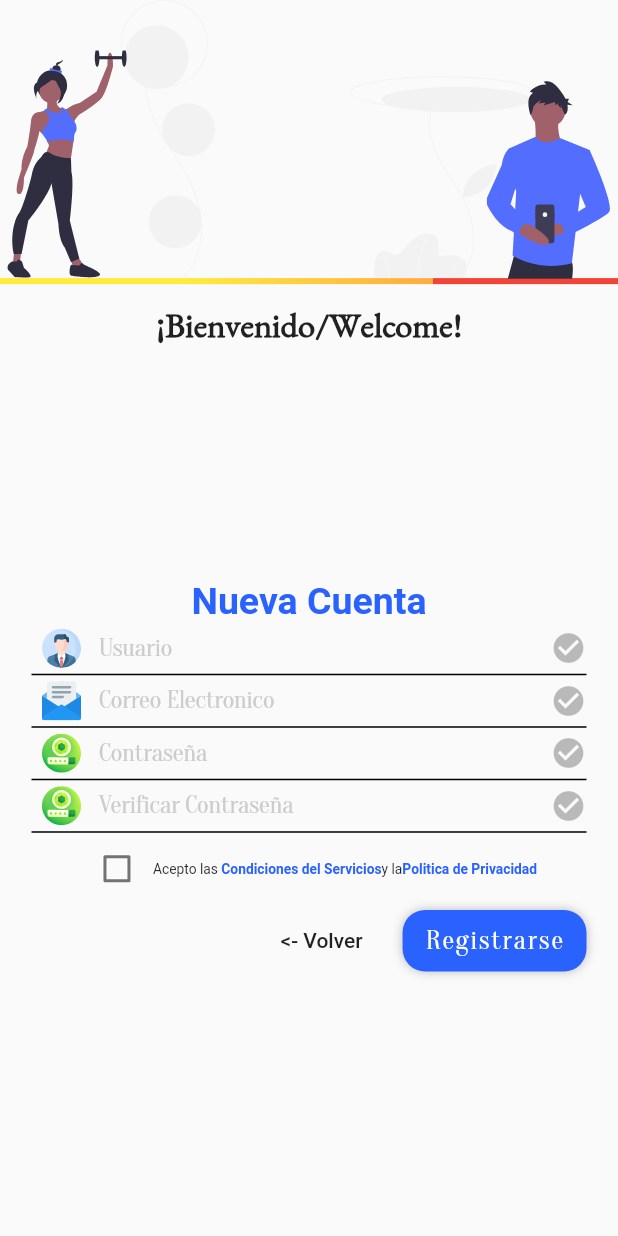
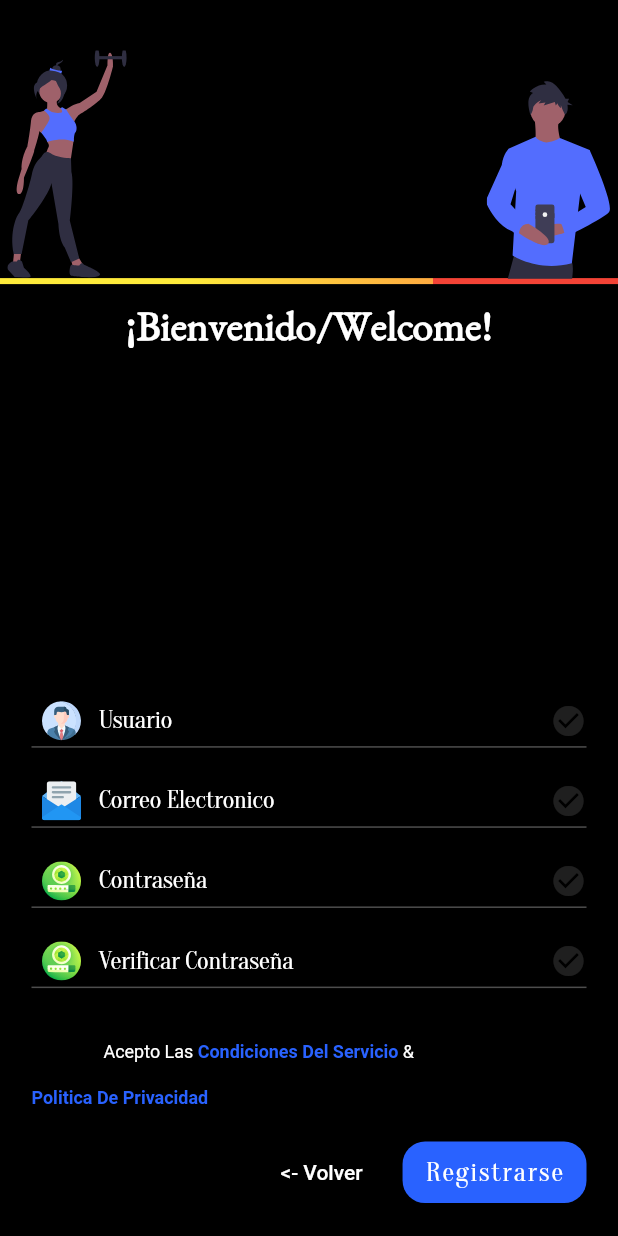
Before and after one commit to The-Sniper-Phantom/Calculadora_Avanzada, a Flutter app: the LoginPage screen opened by its route, swiped to page 2, on a phone screen of 412 x 824 dp. Run offline on Flutter 3.47's test engine with Material 2 defaults, Android fonts, the phone set to English and light mode, and no system bars; our stand-ins replace after_layout, curved_navigation_bar, firebase_auth, flutter_svg, font_awesome_flutter, google_sign_in; missing offline and left inert: flutter_facebook_auth; accounts and stored records are empty; Roboto replaces fonts that are missing (Wallpoet).

Commit message:
login_and_register_100%

```diff
--- a/lib/pages/login/login_page.dart
+++ b/lib/pages/login/login_page.dart
@@ -1,20 +1,20 @@
-import 'package:after_layout/after_layout.dart';
+import 'package:calculadora_imc/pages/login/widget/forgot_password.dart';
 import 'package:calculadora_imc/pages/login/widget/login_form.dart';
+import 'package:calculadora_imc/pages/login/widget/register_form.dart';
 import 'package:calculadora_imc/pages/login/widget/welcome.dart';
-import 'package:calculadora_imc/pages/login/widget/register_form.dart';
-import 'package:calculadora_imc/pages/login/widget/forgot_password.dart';
 import 'package:calculadora_imc/utils/responsive.dart';
 import 'package:flutter/material.dart';
 import 'package:flutter/services.dart';
+import 'package:after_layout/after_layout.dart';
 
 class LoginFormType {
   static final int login = 0;
-  static final int regiter = 1;
+  static final int register = 1;
   static final int forgotPassword = 2;
 }
 
 class LoginPage extends StatefulWidget {
-  static final routeName = 'Login';
+  static final routeName = 'login';
   LoginPage({Key key}) : super(key: key);
 
   @override
@@ -31,12 +31,7 @@ class _LoginPageState extends State<LoginPage> with AfterLayoutMixin {
   }
 
   @override
-  void afterFirstLayout(BuildContext context) {
-    final bool isTablet = MediaQuery.of(context).size.shortestSide >= 600;
-    if (isTablet) {
-      SystemChrome.setPreferredOrientations([DeviceOrientation.portraitUp]);
-    }
-  }
+  void afterFirstLayout(BuildContext context) {}
 
   @override
   void dispose() {
@@ -58,16 +53,16 @@ class _LoginPageState extends State<LoginPage> with AfterLayoutMixin {
       physics: NeverScrollableScrollPhysics(),
       children: <Widget>[
         LoginForm(
-          alignment: isLandscape ? Alignment.center : Alignment.center,
+          alignment: isLandscape ? Alignment.center : Alignment.bottomCenter,
           onGoToRegister: () {
-            _switchForm(LoginFormType.regiter);
+            _switchForm(LoginFormType.register);
           },
           onGoToForgotPassword: () {
             _switchForm(LoginFormType.forgotPassword);
           },
         ),
         RegisterForm(
-          alignment: isLandscape ? Alignment.center : Alignment.center,
+          alignment: isLandscape ? Alignment.center : Alignment.bottomCenter,
           onGoToLogin: () {
             _switchForm(LoginFormType.login);
           },
@@ -85,10 +80,6 @@ class _LoginPageState extends State<LoginPage> with AfterLayoutMixin {
   Widget build(BuildContext context) {
     final Responsive responsive = Responsive.of(context);
 
-    /* return OrientationBuilder(builder: (_, Orientation orientation) {
-      return Center(child: Text("$orientation"));
-    }); */
-
     return Scaffold(
       body: GestureDetector(
         onTap: () {
@@ -97,6 +88,7 @@ class _LoginPageState extends State<LoginPage> with AfterLayoutMixin {
         child: Container(
             width: double.infinity,
             height: double.infinity,
+            color: Colors.black,
             child: OrientationBuilder(builder: (_, Orientation orientation) {
               if (orientation == Orientation.portrait) {
                 return SingleChildScrollView(
@@ -120,7 +112,7 @@ class _LoginPageState extends State<LoginPage> with AfterLayoutMixin {
                       child: SingleChildScrollView(
                         physics: NeverScrollableScrollPhysics(),
                         child: Container(
-                        padding: EdgeInsets.only(left: 10),
+                          padding: EdgeInsets.only(left: 20),
                           height: responsive.height,
                           child: Center(
                             child: Welcome(),
@@ -139,8 +131,7 @@ class _LoginPageState extends State<LoginPage> with AfterLayoutMixin {
                   ],
                 );
               }
-          }),
-        ),
+            })),
       ),
     );
   }
--- a/lib/pages/login/widget/input_text_login.dart
+++ b/lib/pages/login/widget/input_text_login.dart
@@ -75,20 +75,20 @@ class InputTextLoginState extends State<InputTextLogin> {
       suffix: widget.validator != null
           ? Icon(
               Icons.check_circle,
-              color: _validationOk ? AppColors.primary : Colors.black26,
+              color: _validationOk ? AppColors.primary : Colors.white12,
             )
           : null,
       placeholder: this.widget.placeholder,
-      style: TextStyle(fontFamily: 'Oranienbaum'),
+      style: TextStyle(fontFamily: 'Oranienbaum', color: Colors.white),
       placeholderStyle: TextStyle(
         fontFamily: 'Oranienbaum',
-        color: Color(0xffcccccc),
+        color: Colors.white,
       ),
       decoration: BoxDecoration(
         border: Border(
           bottom: BorderSide(
             width: 1,
-            color: Colors.black,
+            color: Colors.white30,
           ),
         ),
       ),
--- a/lib/pages/login/widget/register_form.dart
+++ b/lib/pages/login/widget/register_form.dart
@@ -13,6 +13,7 @@ import 'package:firebase_auth/firebase_auth.dart';
 class RegisterForm extends StatefulWidget {
   final Alignment alignment;
   final VoidCallback onGoToLogin;
+
   const RegisterForm(
       {Key key,
       @required this.onGoToLogin,
@@ -34,7 +35,7 @@ class _RegisterFormState extends State<RegisterForm> {
     if (user != null) {
       Navigator.pushReplacementNamed(context, HomePage.routeName);
     } else {
-      print("Error Al Registrar Usuario");
+      print("Error Al Registrarse");
     }
   }
 
@@ -51,8 +52,12 @@ class _RegisterFormState extends State<RegisterForm> {
 
     if (usernameOk && emailOk && passwordOk && vpasswordOk) {
       if (_agree) {
-        final FirebaseUser user = await Auth.instance.signUp(context,
-            username: username, email: email, password: password);
+        final FirebaseUser user = await Auth.instance.signUp(
+          context,
+          username: username,
+          email: email,
+          password: password,
+        );
 
         _goTo(user);
       } else {
@@ -60,7 +65,8 @@ class _RegisterFormState extends State<RegisterForm> {
             description: "Terminos y Condiciones No Aceptados");
       }
     } else {
-      Dialogs.alert(context, description: "Datos Ingresados Incorrectos");
+      Dialogs.alert(context,
+          description: "Las Credenciales Ingresadas Son Incorrectos");
     }
 
     print(username);
@@ -77,18 +83,18 @@ class _RegisterFormState extends State<RegisterForm> {
           padding: EdgeInsets.symmetric(horizontal: 15),
           constraints: BoxConstraints(maxWidth: 400),
           child: Column(
-            crossAxisAlignment: CrossAxisAlignment.center,
+            crossAxisAlignment: CrossAxisAlignment.start,
             mainAxisSize: MainAxisSize.min,
             children: <Widget>[
               Text(
                 "Nueva Cuenta",
                 style: TextStyle(
-                  color: AppColors.primary,
                   fontSize: 25,
-                  fontFamily: 'Wallpoet',
+                  fontFamily: 'Benne',
                   fontWeight: FontWeight.bold,
                 ),
               ),
+              SizedBox(height: responsive.ip(2)),
               InputTextLogin(
                 key: _usernamekey,
                 iconPath: 'assets/pages/login/profile.svg',
@@ -97,6 +103,7 @@ class _RegisterFormState extends State<RegisterForm> {
                   return text.trim().length > 0;
                 },
               ),
+              SizedBox(height: responsive.ip(2)),
               InputTextLogin(
                 key: _emailkey,
                 iconPath: 'assets/pages/login/email.svg',
@@ -104,16 +111,18 @@ class _RegisterFormState extends State<RegisterForm> {
                 keyboardType: TextInputType.emailAddress,
                 validator: (text) => Extras.isValidEmail(text),
               ),
+              SizedBox(height: responsive.ip(2)),
               InputTextLogin(
                 key: _passwordkey,
                 iconPath: 'assets/pages/login/password.svg',
                 placeholder: "Contraseña",
                 obscureText: true,
                 validator: (text) {
-                  _vpasswordkey.currentState.checkValidation();
+                  _vpasswordkey.currentState?.checkValidation();
                   return text.trim().length >= 6;
                 },
               ),
+              SizedBox(height: responsive.ip(2)),
               InputTextLogin(
                 key: _vpasswordkey,
                 iconPath: 'assets/pages/login/password.svg',
@@ -125,35 +134,43 @@ class _RegisterFormState extends State<RegisterForm> {
                           _passwordkey.currentState.value;
                 },
               ),
+              SizedBox(height: responsive.ip(2)),
               DefaultTextStyle(
                 style: TextStyle(
-                    fontSize: responsive.ip(1),
-                    color: Theme.of(context).textTheme.subtitle1.color),
+                    fontSize: responsive.ip(1.3),
+                    color: Theme.of(context).textTheme.subtitle.color),
                 child: Wrap(
                   crossAxisAlignment: WrapCrossAlignment.center,
                   children: <Widget>[
                     Checkbox(
                         value: _agree,
+                        checkColor: Colors.white,
                         onChanged: (isChecked) {
                           setState(() {
                             _agree = isChecked;
                           });
                         }),
-                    Text("Acepto las "),
+                    Text(
+                      "Acepto Las ",
+                      style: TextStyle(color: Colors.white),
+                    ),
                     InkWell(
                       onTap: () {},
                       child: Text(
-                        "Condiciones del Servicios",
+                        "Condiciones Del Servicio",
                         style: TextStyle(
                             color: AppColors.primary,
                             fontWeight: FontWeight.bold),
                       ),
                     ),
-                    Text("y la"),
+                    Text(
+                      " & ",
+                      style: TextStyle(color: Colors.white),
+                    ),
                     InkWell(
                       onTap: () {},
                       child: Text(
-                        "Politica de Privacidad",
+                        "Politica De Privacidad",
                         style: TextStyle(
                             color: AppColors.primary,
                             fontWeight: FontWeight.bold),
@@ -162,12 +179,16 @@ class _RegisterFormState extends State<RegisterForm> {
                   ],
                 ),
               ),
+              SizedBox(height: responsive.ip(2)),
               Row(
                 mainAxisAlignment: MainAxisAlignment.end,
                 children: <Widget>[
                   FlatButton(
                     onPressed: widget.onGoToLogin,
-                    child: Text("<- Volver"),
+                    child: Text(
+                      "<- Volver",
+                      style: TextStyle(color: Colors.white),
+                    ),
                   ),
                   SizedBox(width: 10),
                   RoundedButton(
--- a/lib/pages/login/widget/welcome.dart
+++ b/lib/pages/login/widget/welcome.dart
@@ -42,15 +42,16 @@ class Welcome extends StatelessWidget {
                       Text(
                         "¡Bienvenido/Welcome!",
                         style: TextStyle(
-                          fontSize: responsive.ip(2.5),
+                          fontSize: responsive.ip(3),
                           fontWeight: FontWeight.bold,
                           fontFamily: 'Benne',
+                          color: Colors.white,
                         ),
                       ),
                     ],
                   ),
                 ),
-                Positioned(
+                /* Positioned(
                   top: 0,
                   left: 0,
                   right: 0,
@@ -59,7 +60,7 @@ class Welcome extends StatelessWidget {
                     width: contraints.maxWidth,
                     height: contraints.maxHeight * 0.8,
                   ),
-                ),
+                ), */
                 Positioned(
                   top: contraints.maxHeight * 0.145,
                   left: 5,
--- a/lib/pages/screen/account.dart
+++ b/lib/pages/screen/account.dart
@@ -81,7 +81,7 @@ class _HomePageState extends State<AccountScreen> {
                     SizedBox(height: 20),
                     RoundedButton(
                       backgroundColor: Colors.black,
-                      label: "Log Out",
+                      label: "Sign Out",
                       onPressed: () {
                         Auth.instance.logOut(context);
                       },
--- a/lib/widget/circle_button.dart
+++ b/lib/widget/circle_button.dart
@@ -26,7 +26,7 @@ class CircleButton extends StatelessWidget {
       child: Container(
         width: this.size,
         height: this.size,
-        padding: EdgeInsets.all(12),
+        padding: EdgeInsets.all(15),
         child: SvgPicture.asset(iconPath, color: Colors.white),
         decoration: BoxDecoration(
           color: this.backgroundColor ?? AppColors.primary,
```
Also changed, not shown: lib/libs/auth.dart (+7 -9 lines), lib/main.dart (+53 -23 lines), lib/pages/login/widget/forgot_password.dart (+16 -4 lines), lib/pages/login/widget/login_form.dart (+30 -26 lines), assets/pages/onboarding/page_1.jpg (deleted), assets/pages/onboarding/page_1.png (added), assets/pages/onboarding/page_2.png (added), assets/pages/onboarding/page_3.png (added). Lines whose indentation alone changed are shown as unchanged.
